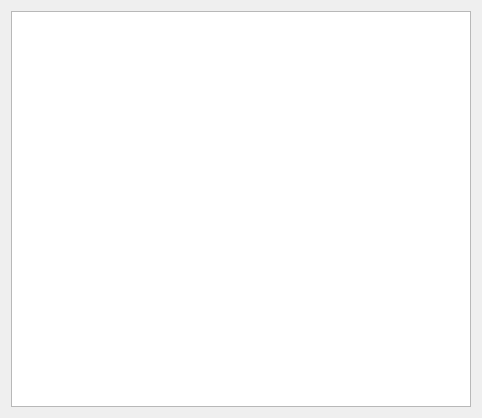
This is Qt/my_programm/_For_tests/src/mainbox/ui/mainbox.ui in RinatB2017/mega_GIT as Qt 5 draws it before an edit. The edited form follows.
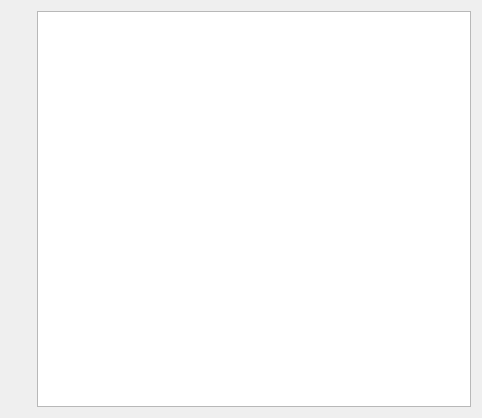
This is the edited form. Custom widgets are drawn as their Qt base class.

Patch:
```diff
--- a/Qt/my_programm/_For_tests/src/mainbox/ui/mainbox.ui
+++ b/Qt/my_programm/_For_tests/src/mainbox/ui/mainbox.ui
@@ -11,11 +11,39 @@
    </rect>
   </property>
   <layout class="QHBoxLayout" name="horizontalLayout_2">
+   <item>
+    <layout class="QVBoxLayout" name="verticalLayout">
+     <item>
+      <widget class="Safe" name="safe" native="true"/>
+     </item>
+     <item>
+      <spacer name="verticalSpacer">
+       <property name="orientation">
+        <enum>Qt::Vertical</enum>
+       </property>
+       <property name="sizeHint" stdset="0">
+        <size>
+         <width>20</width>
+         <height>40</height>
+        </size>
+       </property>
+      </spacer>
+     </item>
+    </layout>
+   </item>
    <item>
     <widget class="QTableWidget" name="tableWidget"/>
    </item>
   </layout>
  </widget>
+ <customwidgets>
+  <customwidget>
+   <class>Safe</class>
+   <extends>QWidget</extends>
+   <header>safe.hpp</header>
+   <container>1</container>
+  </customwidget>
+ </customwidgets>
  <resources/>
  <connections/>
 </ui>
```
